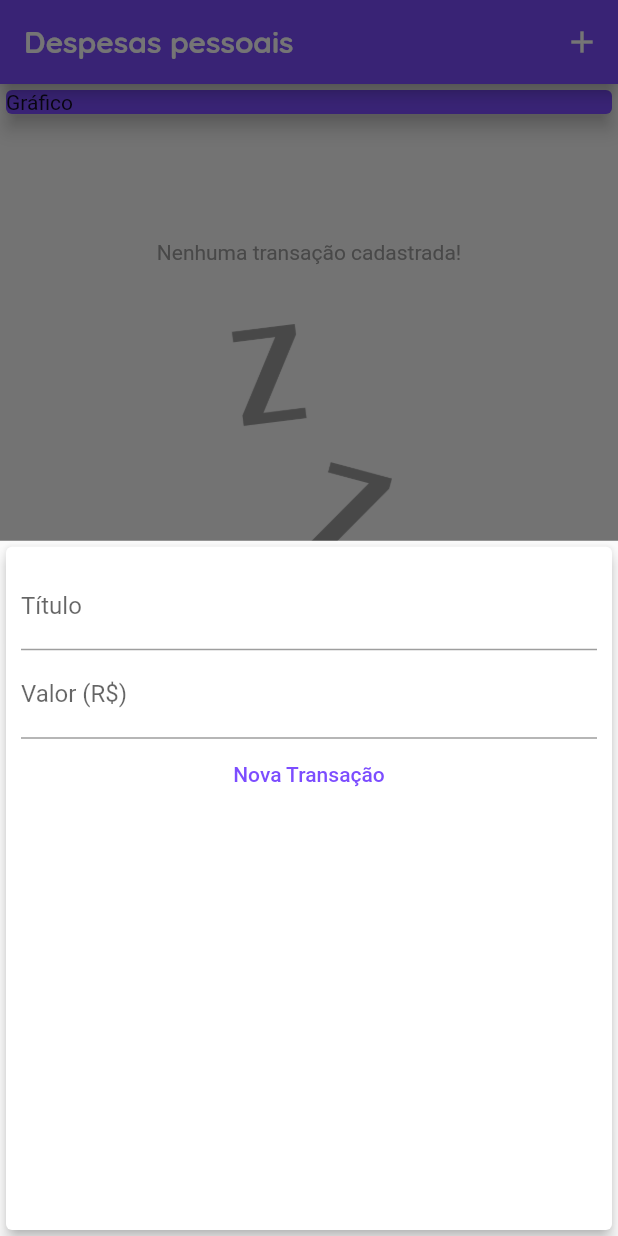
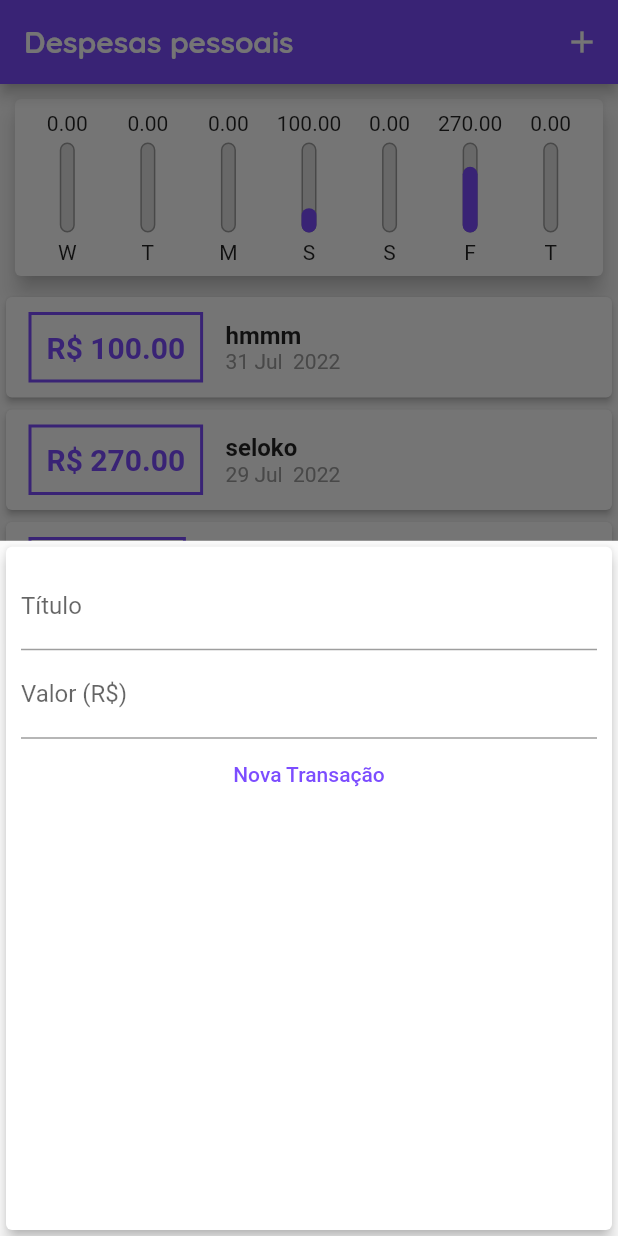
Before and after one commit to PedroH-Peres/AppExpenseControl-Flutter, a Flutter app: the screen it shows after launch, after a tap on the "add" icon, on a phone screen of 412 x 824 dp. Run offline on Flutter 3.47's test engine with Material 2 defaults, Android fonts, the phone set to English and light mode, and no system bars.

Commit message:
chartVersion
Add a chartWidget

```diff
--- /dev/null
+++ b/lib/components/chart.dart
@@ -0,0 +1,66 @@
+import 'package:expenses/components/chart_bar.dart';
+import 'package:flutter/material.dart';
+import 'package:flutter/src/foundation/key.dart';
+import 'package:flutter/src/widgets/framework.dart';
+import 'package:intl/intl.dart';
+
+import '../models/transaction.dart';
+
+class Chart extends StatelessWidget {
+  const Chart(this.recentTransactions, {Key? key}) : super(key: key);
+
+  final List<Transaction> recentTransactions;
+
+  List<Map<String, Object>> get groupedTransactions {
+    return List.generate(7, (index) {
+      final weekDay = DateTime.now().subtract(Duration(days: index ));
+
+      double totalSum = 0.0;
+      for(var i = 0; i < recentTransactions.length; i++){
+        bool sameDay = recentTransactions[i].date.day == weekDay.day;
+        bool sameMonth = recentTransactions[i].date.month == weekDay.month;
+        bool sameYear = recentTransactions[i].date.year == weekDay.year;
+        if(sameDay && sameMonth && sameYear){
+          totalSum += recentTransactions[i].value;
+        }
+      }
+      return {
+        'day': DateFormat.E().format(weekDay)[0],
+        'value': totalSum,
+       };
+    });
+  }
+
+
+
+  double get _weekTotalValue{
+    return groupedTransactions.fold(0.0, (sum, tr){
+      return sum + (tr['value'] as double);
+    });
+  }
+
+  @override
+  Widget build(BuildContext context) {
+    return Card(
+      elevation: 6,
+      margin: EdgeInsets.all(10),
+      child: Padding(
+        padding: EdgeInsets.all(8),
+        child: Row(
+          mainAxisAlignment: MainAxisAlignment.spaceAround,
+          children: groupedTransactions.map((tr){
+            return Flexible(
+              fit: FlexFit.tight,
+              child: ChartBar(
+                label: tr['day'] as String,
+                value: tr['value'] as double,
+                percentage: (tr['value'] as double) / _weekTotalValue,
+              )
+            );
+          }).toList(),
+        ),
+      ),
+
+    );
+  }
+}
--- /dev/null
+++ b/lib/components/chart_bar.dart
@@ -0,0 +1,61 @@
+import 'package:flutter/cupertino.dart';
+import 'package:flutter/material.dart';
+import 'package:flutter/src/foundation/key.dart';
+import 'package:flutter/src/widgets/framework.dart';
+
+class ChartBar extends StatelessWidget {
+
+  final String? label;
+  final double? value;
+  final double? percentage;
+  // ignore: use_key_in_widget_constructors
+  ChartBar({
+    this.label,
+    this.value,
+    this.percentage,
+    Key? key,
+  }): super (key: key);
+
+
+  @override
+  Widget build(BuildContext context) {
+    return Column(
+      children: [
+        FittedBox(
+          child: Text('${value!.toStringAsFixed(2)}'),
+        ),
+        SizedBox(height: 5,),
+        Container(
+          height: 60,
+          width: 10,
+          child: Stack(
+            alignment: Alignment.bottomCenter,
+            children: [
+              Container(
+                decoration: BoxDecoration(
+                  border: Border.all(
+                    color: Colors.grey,
+                    width: 1,
+                  ),
+                  color: Color.fromARGB(130, 200, 200, 200),
+                  borderRadius: BorderRadius.circular(5)
+                )
+              ),
+              FractionallySizedBox(
+                heightFactor: percentage,
+                child: Container(
+                  decoration: BoxDecoration(
+                    color: Theme.of(context).colorScheme.primary,
+                    borderRadius: BorderRadius.circular(5),
+                  ),
+                ),
+              )
+            ],
+          ),
+        ),
+        const SizedBox(height: 5,),
+        Text(label!)
+      ],
+    );
+  }
+}
--- a/lib/components/transaction_list.dart
+++ b/lib/components/transaction_list.dart
@@ -13,7 +13,7 @@ class TransactionList extends StatelessWidget {
   @override
   Widget build(BuildContext context) {
     return Container(
-      height: 520,
+      height: 500,
       child: transactions.isEmpty ?
         Column(
           children: [
--- a/lib/main.dart
+++ b/lib/main.dart
@@ -1,6 +1,7 @@
 
 import 'dart:math';
 
+import 'package:expenses/components/chart.dart';
 import 'package:expenses/components/transaction_form.dart';
 import 'package:expenses/components/transaction_list.dart';
 import 'package:expenses/models/transaction.dart';
@@ -45,7 +46,17 @@ class HomePage extends StatefulWidget {
 }
 
 class _HomePageState extends State<HomePage> {
-  final List<Transaction> _transactions = [];
+  final List<Transaction> _transactions = [
+    Transaction(id: '0', title: 'hmmm', value: 100, date: DateTime.now().subtract(Duration(days: 3))),
+    Transaction(id: '1', title: 'seloko', value: 270, date: DateTime.now().subtract(Duration(days: 5))),
+    Transaction(id: '1', title: 'aaa', value: 50, date: DateTime.now().subtract(Duration(days: 8)))
+  ];
+
+  List<Transaction> get _recentTransactions{
+    return _transactions.where((tr){
+      return tr.date.isAfter(DateTime.now().subtract(Duration(days: 7)));
+    }).toList();
+  }
 
   _addTransaction(String titulo, double valor){
     final newTransaction = Transaction(
@@ -86,19 +97,8 @@ class _HomePageState extends State<HomePage> {
       body: SingleChildScrollView(
         child: Column(
         children: [
-          Container(
-            width: double.infinity,
-            child: const Card(
-              elevation: 5,
-              color: Colors.deepPurpleAccent,
-              child: Text("Gráfico"),
-            )
-          ),
-          Column(
-        children: [
+          Chart(_recentTransactions),
           TransactionList(_transactions),
-      ],
-    )
         ],
       ),
       ),
```
